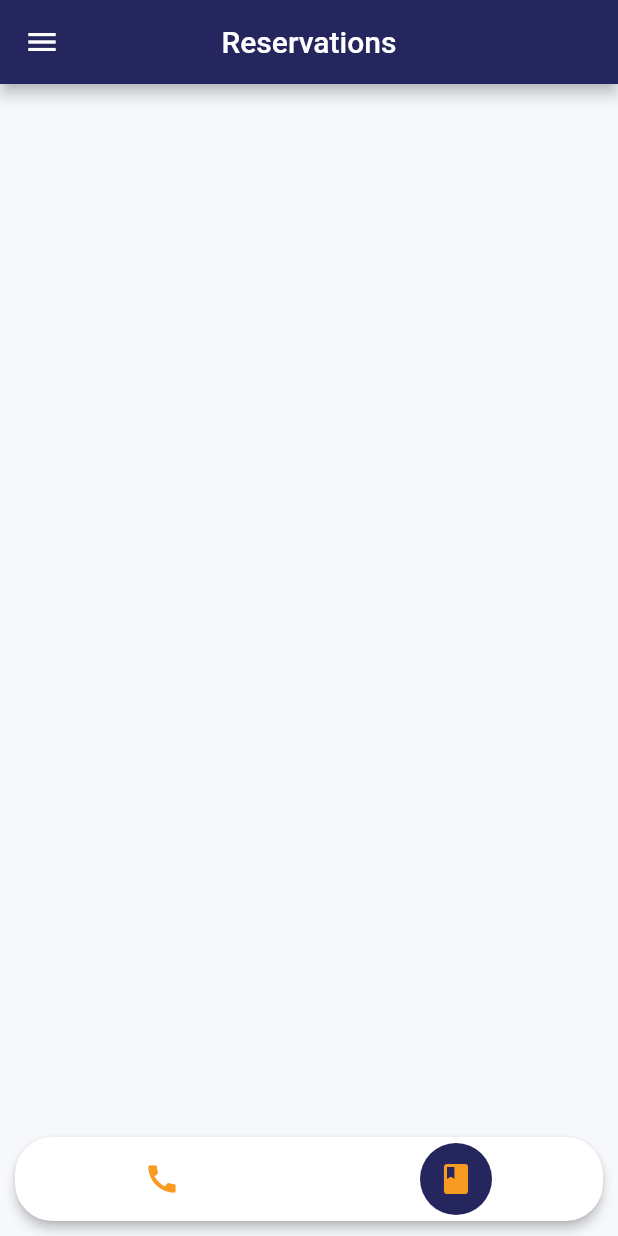
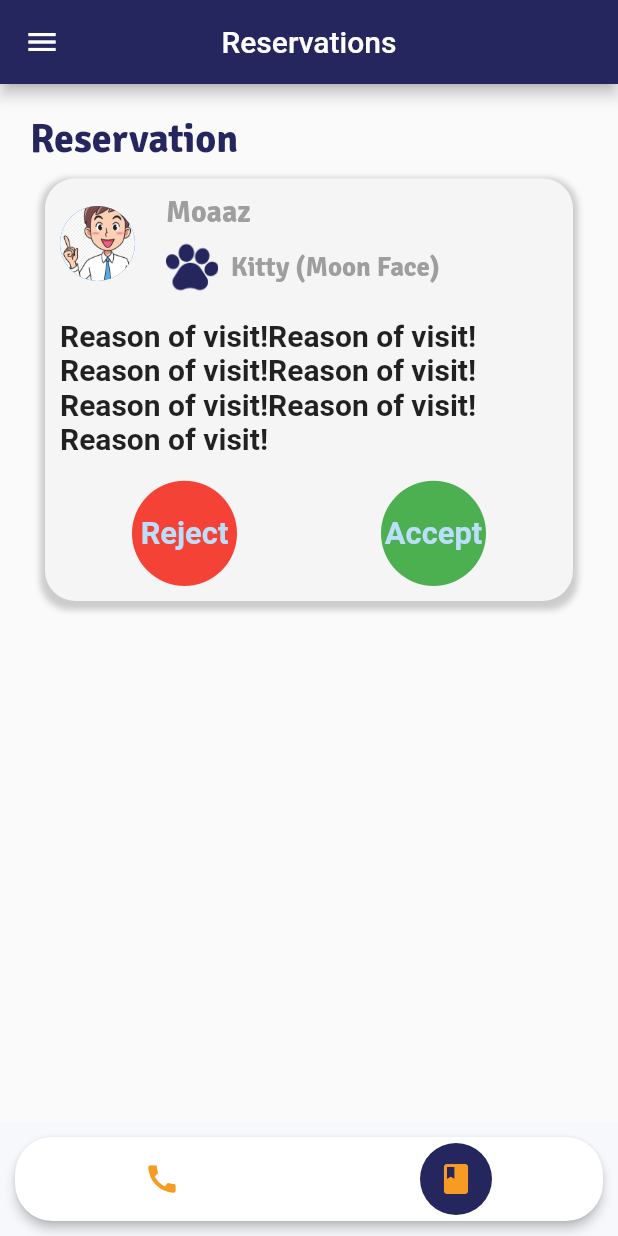
Before and after one commit to mohammedelshafey12/govet_doctor_app, a Flutter app: the screen it shows after launch, after a tap on "START", on a phone screen of 412 x 824 dp. Run offline on Flutter 3.47's test engine with Material 2 defaults, Android fonts, the phone set to English and light mode, and no system bars; drawn by our look-alikes of flutter_snake_navigationbar; our stand-ins replace cloud_firestore, firebase_auth; accounts and stored records are empty.

Commit message:
Editing in Reservation Screen

```diff
--- a/lib/Screens/Doctor/Reservations.dart
+++ b/lib/Screens/Doctor/Reservations.dart
@@ -1,10 +1,43 @@
 import 'package:flutter/material.dart';
+import 'package:govet_doctor_app/constants.dart';
+import 'inCommingReserveCard.dart';
 
 class Reservations extends StatelessWidget {
   const Reservations({Key? key}) : super(key: key);
 
   @override
   Widget build(BuildContext context) {
-    return Container();
+    double width = MediaQuery.of(context).size.width;
+    double height = MediaQuery.of(context).size.height;
+    return Scaffold(
+      body: SingleChildScrollView(
+        child: Padding(
+          padding: EdgeInsets.all(20),
+          child: Column(
+            crossAxisAlignment: CrossAxisAlignment.start,
+            children: [
+              // Head Text 'Reservation'
+              Text(
+                'Reservation',
+                style: TextStyle(
+                    fontSize: width * 0.065,
+                    color: Constants.primary_blue_color,
+                    fontFamily: 'custom_font_bold'),
+              ),
+              inCommingReserveCard
+                (
+                width: width,
+                height: height * 0.185,
+                name: 'Moaaz',
+                petname: 'Kitty',
+                petbreed: 'Moon Face',
+                imgUrl: '',
+                diagnoses: 'Reason of visit!Reason of visit!Reason of visit!Reason of visit!Reason of visit!Reason of visit!Reason of visit!',
+                ),
+            ],
+          ),
+        ),
+      ),
+    );
   }
 }
--- a/lib/Screens/Doctor/VideoCall.dart
+++ b/lib/Screens/Doctor/VideoCall.dart
@@ -1,6 +1,5 @@
 import 'package:flutter/material.dart';
 import 'package:govet_doctor_app/constants.dart';
-
 import 'inCommingCallCard.dart';
 
 class VideoCallScreen extends StatelessWidget {
--- /dev/null
+++ b/lib/Screens/Doctor/inCommingReserveCard.dart
@@ -0,0 +1,121 @@
+import 'package:flutter/cupertino.dart';
+import 'package:flutter/material.dart';
+import 'package:flutter/painting.dart';
+import 'package:govet_doctor_app/constants.dart';
+
+class inCommingReserveCard extends StatelessWidget {
+const inCommingReserveCard(
+{
+  required this.width,
+  required this.height,
+  required this.name,
+  required this.petname,
+  required this.petbreed,
+  required this.diagnoses,
+  required this.imgUrl,
+}
+    );
+final double width;
+final double height;
+final String name;
+final String petname;
+final String petbreed;
+final String diagnoses;
+final String imgUrl;
+  @override
+  Widget build(BuildContext context) {
+    double width = MediaQuery.of(context).size.width;
+    double height = MediaQuery.of(context).size.height;
+    return Container(
+      // Box Properties
+      margin: EdgeInsets.all(10),
+      padding: EdgeInsets.all(10),
+      decoration: BoxDecoration(
+          color: Colors.grey[100],
+          borderRadius: BorderRadius.circular(20),
+          boxShadow: [
+            BoxShadow(
+              color: Colors.grey.withOpacity(0.5),
+              spreadRadius: 3,
+              blurRadius: 3,
+              offset: Offset(0, 3),
+            )
+          ]),
+      child: Column(
+        mainAxisAlignment: MainAxisAlignment.spaceBetween,
+        children: [
+          Row(
+            children: [
+              // Avatar Image
+              CircleAvatar(
+                radius: 25,
+                backgroundImage: AssetImage(Constants.person),
+              ),
+              SizedBox(
+                width: width * 0.05,
+              ),
+              // Client name & It's pit name and breed
+              Column(
+                crossAxisAlignment: CrossAxisAlignment.start,
+                children: [
+                  Text(
+                    name,
+                    style: TextStyle(
+                        fontSize: 20,
+                        color: Colors.grey,
+                        fontFamily: 'custom_font_bold'),
+                  ),
+                  SizedBox(height: height * 0.008),
+                  Row(
+                    children: [
+                      Image.asset(
+                        Constants.pawprintSolid,
+                        width: 35,
+                      ),
+                      SizedBox(
+                        width: width * 0.02,
+                      ),
+                      Text(
+                        '$petname ($petbreed)',
+                        style: TextStyle(
+                            fontSize: 18,
+                            color: Colors.grey,
+                            fontFamily: 'custom_font_bold'),
+                      ),
+                    ],
+                  ),
+                ],
+              )
+            ],
+          ),
+          SizedBox(height: height * 0.02,),
+          Align(
+              alignment:Alignment.centerLeft,
+              child: Text(diagnoses,style: TextStyle(fontWeight: FontWeight.bold,fontSize: 20),)),
+          SizedBox(height: height * 0.02,),
+          Row(
+            mainAxisAlignment: MainAxisAlignment.spaceAround,
+            children: [
+              InkWell(
+                onTap: () {},
+                child: CircleAvatar(
+                  backgroundColor: Colors.red,
+                  radius: width * 0.085,
+                  child: Text('Reject',style: TextStyle(fontSize:width*0.05,fontWeight: FontWeight.bold),)
+                ),
+              ),
+              InkWell(
+                onTap: () {},
+                child: CircleAvatar(
+                  backgroundColor: Colors.green,
+                  radius: width * 0.085,
+                  child: Text('Accept',style: TextStyle(fontSize:width*0.05,fontWeight: FontWeight.bold),)
+                ),
+              ),
+            ],
+          ),
+        ],
+      ),
+    );
+  }
+}
--- a/lib/Screens/DoctorIntro.dart
+++ b/lib/Screens/DoctorIntro.dart
@@ -2,7 +2,7 @@ import 'package:flutter/cupertino.dart';
 import 'package:flutter/material.dart';
 import 'package:govet_doctor_app/Screens/Doctor/VideoCall.dart';
 import '../constants.dart';
-import 'Doctor/Home.dart';
+import 'Home.dart';
 
 class DoctorIntro extends StatelessWidget {
   const DoctorIntro({Key? key}) : super(key: key);
--- a/lib/Screens/Doctor/Home.dart
+++ b/lib/Screens/Home.dart
@@ -2,7 +2,7 @@ import 'package:flutter/material.dart';
 import 'package:flutter_snake_navigationbar/flutter_snake_navigationbar.dart';
 import 'package:govet_doctor_app/Screens/Doctor/VideoCall.dart';
 import 'package:govet_doctor_app/constants.dart';
-import 'Reservations.dart';
+import 'Doctor/Reservations.dart';
 
 class Home extends StatefulWidget {
   @override
--- a/lib/Widgets/Custom_Drawer/LogoutAlertDialog.dart
+++ b/lib/Widgets/Custom_Drawer/LogoutAlertDialog.dart
@@ -1,6 +1,6 @@
 import 'package:firebase_auth/firebase_auth.dart';
 import 'package:flutter/material.dart';
-import 'package:govet_doctor_app/Screens/Doctor/Home.dart';
+import 'package:govet_doctor_app/Screens/Home.dart';
 import '../../../constants.dart';
 
 class CustomDialog extends StatelessWidget {
```
